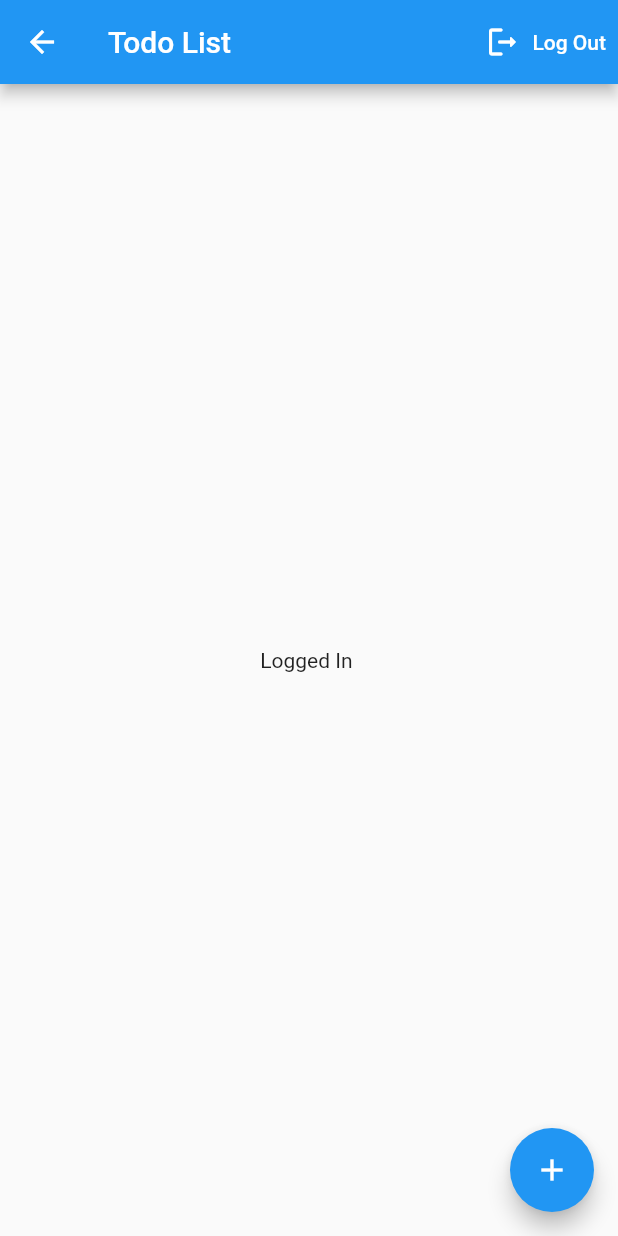
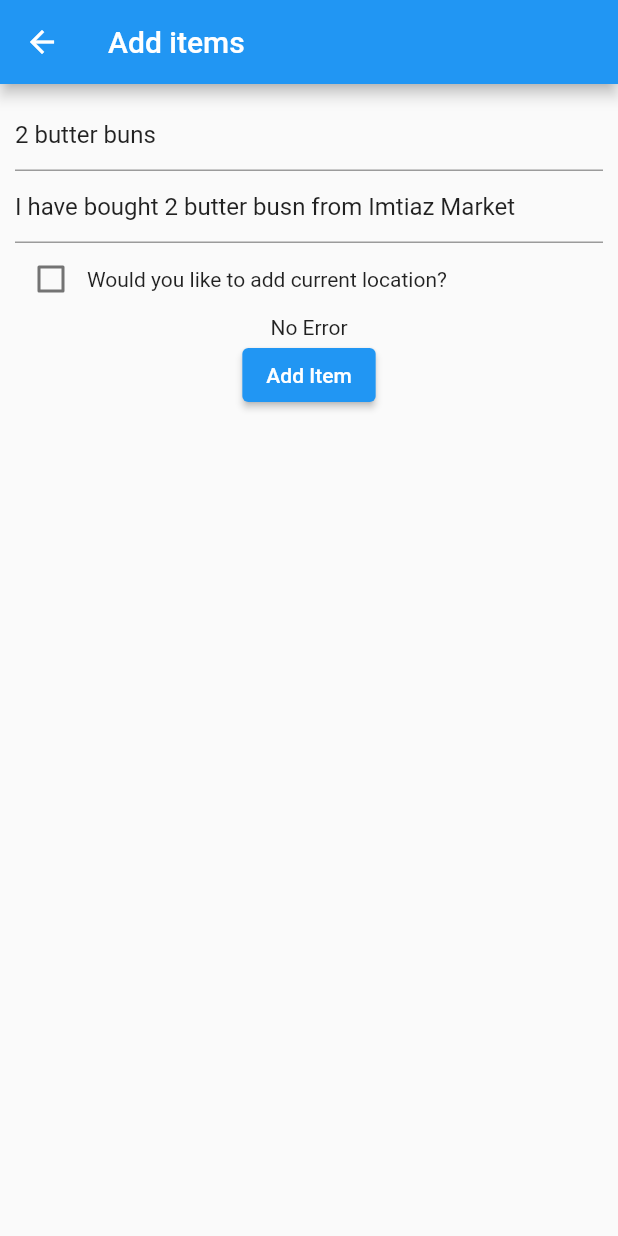
Before and after one commit to hammadparveez/sync_todo_app, a Flutter app: the Home screen opened by its route, after a tap on the "add" icon, on a phone screen of 412 x 824 dp. Run offline on Flutter 3.47's test engine with Material 2 defaults, Android fonts, the phone set to English and light mode, and no system bars; our stand-ins replace beamer, cloud_firestore, connectivity_plus, firebase_auth, firebase_core, firebase_dynamic_links and 8 more; accounts and stored records are empty.

Commit message:
adding item in process

```diff
--- a/lib/export.dart
+++ b/lib/export.dart
@@ -45,3 +45,7 @@ export 'package:platform/platform.dart';
 export 'package:flutter/services.dart';
 export 'dart:developer' show log;
 export 'resources/constants/local_storage_keys.dart';
+export 'ui/add_todo_item/add_todo_item.dart';
+export 'package:connectivity_plus/connectivity_plus.dart';
+
+export 'domain/services/add_todo_item_service/add_todo_item_service.dart';
--- a/lib/resources/constants/routes.dart
+++ b/lib/resources/constants/routes.dart
@@ -6,4 +6,5 @@ class Routes {
   static const email_link_auth = "/email-link-auth";
   static const login_id_pass = "/login-id-pass";
   static const login_with_google = "/login-google";
+  static const add_todo_item = "/add-todo-item";
 }
--- a/lib/riverpods/pods.dart
+++ b/lib/riverpods/pods.dart
@@ -1,9 +1,5 @@
-import 'package:connectivity_plus/connectivity_plus.dart';
-import 'package:flutter_riverpod/flutter_riverpod.dart';
-import 'package:notifications/domain/services/action_code_service/auth_link_code_service.dart';
-import 'package:notifications/domain/services/auth_service/login_auth/email_link_auth_service.dart';
-import 'package:notifications/domain/services/auth_service/login_auth/email_pass_service.dart';
-import 'package:notifications/domain/services/auth_service/register_auth/register_service.dart';
+
+import 'package:notifications/export.dart';
 
 final loginPod = ChangeNotifierProvider<EmailLinkLoginService>((ref) {
   return EmailLinkLoginService(EmailLinkActionCodeSettingsImpl());
@@ -24,3 +20,5 @@ final connectionPod = StreamProvider<ConnectivityResult>((_) {
   final connectivity = Connectivity();
   return connectivity.onConnectivityChanged;
 });
+
+final addTodoItemPod = ChangeNotifierProvider((_) => AddTodoItemService());
--- /dev/null
+++ b/lib/ui/add_todo_item/add_todo_item.dart
@@ -0,0 +1,78 @@
+import 'package:notifications/export.dart';
+
+class AddTodoItems extends StatefulWidget {
+  const AddTodoItems({Key? key}) : super(key: key);
+
+  @override
+  _AddTodoItemsState createState() => _AddTodoItemsState();
+}
+
+class _AddTodoItemsState extends State<AddTodoItems> {
+  final _globalFormKey = GlobalKey<FormState>();
+  final _titleController = TextEditingController(text: "2 butter buns"),
+      _descriptionController = TextEditingController(
+          text: "I have bought 2 butter busn from Imtiaz Market");
+
+  _onTap() {
+    final validate = _globalFormKey.currentState?.validate() ?? false;
+    if (validate) {
+      context
+          .read(addTodoItemPod)
+          .addItem(_titleController.text, _descriptionController.text);
+    }
+  }
+
+  @override
+  Widget build(BuildContext context) {
+    return Scaffold(
+      appBar: AppBar(title: Text("Add items")),
+      body: SafeArea(
+        child: SingleChildScrollView(
+          child: Form(
+            key: _globalFormKey,
+            child: Padding(
+              padding: const EdgeInsets.all(10),
+              child: Column(
+                children: [
+                  TextFormField(
+                    controller: _titleController,
+                    decoration: InputDecoration(hintText: "Enter title"),
+                  ),
+                  TextFormField(
+                    controller: _descriptionController,
+                    decoration: InputDecoration(hintText: "Enter Description"),
+                  ),
+                  FormField<bool>(validator: (val) {
+                    log("FormField-> $val");
+                    if (val != null && val)
+                      return null;
+                    else
+                      return "Please tap on Check Box";
+                  }, builder: (state) {
+                    return Column(
+                      children: [
+                        Row(
+                          children: [
+                            Checkbox(
+                                value: state.value ?? false,
+                                onChanged: (value) {
+                                  state.didChange(value);
+                                  log("Tapping $value and FormValue ${state.value}");
+                                }),
+                            Text("Would you like to add current location?"),
+                          ],
+                        ),
+                        Text((state.errorText ?? "No Error")),
+                      ],
+                    );
+                  }),
+                  ElevatedButton(onPressed: _onTap, child: Text("Add Item")),
+                ],
+              ),
+            ),
+          ),
+        ),
+      ),
+    );
+  }
+}
--- a/lib/ui/app/app.dart
+++ b/lib/ui/app/app.dart
@@ -1,5 +1,6 @@
 import 'package:beamer/beamer.dart';
 import 'package:flutter/material.dart';
+import 'package:notifications/export.dart';
 
 import 'package:notifications/resources/constants/app_strings.dart';
 import 'package:notifications/resources/constants/routes.dart';
@@ -27,6 +28,7 @@ class _AppState extends State<App> {
       Routes.login_id_pass: (_, state) => LoginWithIDAndPass(),
       Routes.home: (_, state) => Home(),
       Routes.login_with_google: (_, state) => LoginWithGoogle(),
+      Routes.add_todo_item: (_, state) => AddTodoItems(),
       //: (_, state) => LoginWithIDAndPass(),
     },
   ));
--- a/lib/ui/home/home.dart
+++ b/lib/ui/home/home.dart
@@ -4,14 +4,23 @@ import 'package:flutter_riverpod/flutter_riverpod.dart';
 import 'package:notifications/resources/constants/routes.dart';
 import 'package:notifications/riverpods/pods.dart';
 
-class Home extends StatelessWidget {
+class Home extends StatefulWidget {
   const Home({Key? key}) : super(key: key);
+
+  @override
+  _HomeState createState() => _HomeState();
+}
+
+class _HomeState extends State<Home> {
+  _onTap() {
+    Beamer.of(context).beamToNamed(Routes.add_todo_item);
+  }
 
   @override
   Widget build(BuildContext context) {
     return Scaffold(
         floatingActionButton: FloatingActionButton(
-          onPressed: () {},
+          onPressed: _onTap,
           child: Icon(Icons.add),
         ),
         appBar: AppBar(
--- a/pubspec.yaml
+++ b/pubspec.yaml
@@ -28,8 +28,6 @@ dependencies:
   # The following adds the Cupertino Icons font to your application.
   # Use with the CupertinoIcons class for iOS style icons.
   cupertino_icons: ^1.0.2
-  #UUID
-  uuid: ^3.0.4
   #Toast
   fluttertoast: ^8.0.8
   #GetX
@@ -68,6 +66,10 @@ dependencies:
   connectivity_plus: ^1.0.6
   #Google Sign In
   google_sign_in: ^5.1.0
+  #Crypto (MD5, SHA256)...
+  crypto: ^3.0.1
+  #UUID Unique ID Generator
+  uuid: ^3.0.4
 
 dev_dependencies:
   flutter_test:
```
Also changed, not shown: lib/domain/model/add_todo_item_model.dart (added, +17 -0 lines), lib/domain/services/add_todo_item_service/add_todo_item_service.dart (added, +13 -0 lines), lib/infrastructure/firebase_todo_item/firebase_todo_item_impl.dart (added, +22 -0 lines), pubspec.lock.
